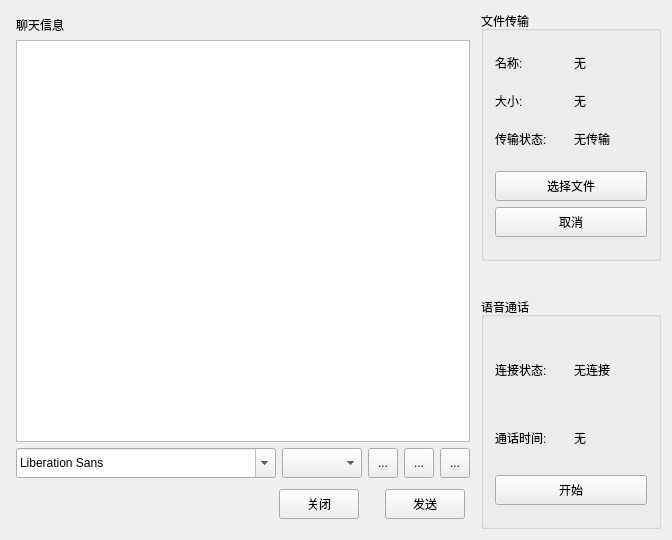
Above: chatwindow.ui from rayfung/tux-im-client before the change. Below: the same form after it.
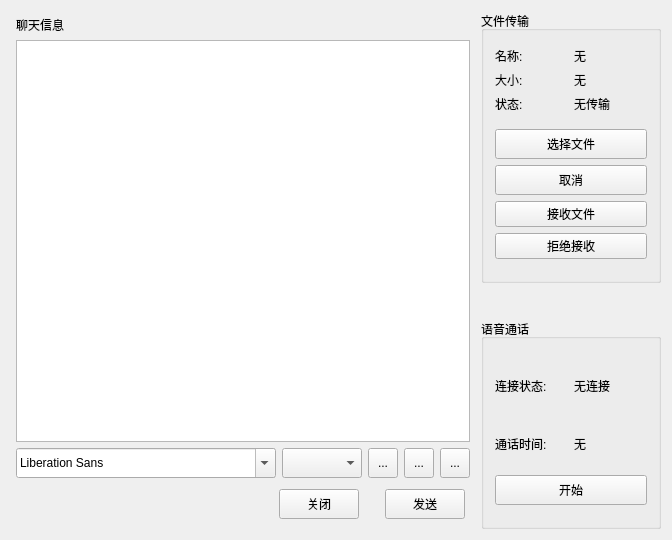
That is the form after the change. Icons and pictures are not drawn.

Commit message: file sending not completed

What changed in the file:
```diff
--- a/chatwindow.ui
+++ b/chatwindow.ui
@@ -316,7 +316,7 @@
                <item>
                 <widget class="QLabel" name="label_5">
                  <property name="text">
-                  <string>传输状态:</string>
+                  <string>状态:</string>
                  </property>
                 </widget>
                </item>
@@ -373,6 +373,20 @@
              </property>
             </widget>
            </item>
+           <item>
+            <widget class="QPushButton" name="pushButtonAcceptFile">
+             <property name="text">
+              <string>接收文件</string>
+             </property>
+            </widget>
+           </item>
+           <item>
+            <widget class="QPushButton" name="pushButtonRejectFile">
+             <property name="text">
+              <string>拒绝接收</string>
+             </property>
+            </widget>
+           </item>
           </layout>
          </item>
         </layout>
```
The commit also changes 2 other files.
